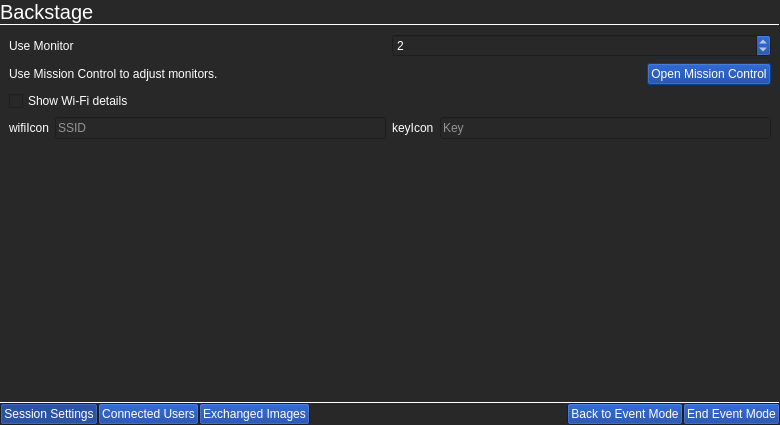
Before: the Qt Designer form event/eventmodesettings.ui in theCheeseboard/thephoto, drawn with Qt 5.
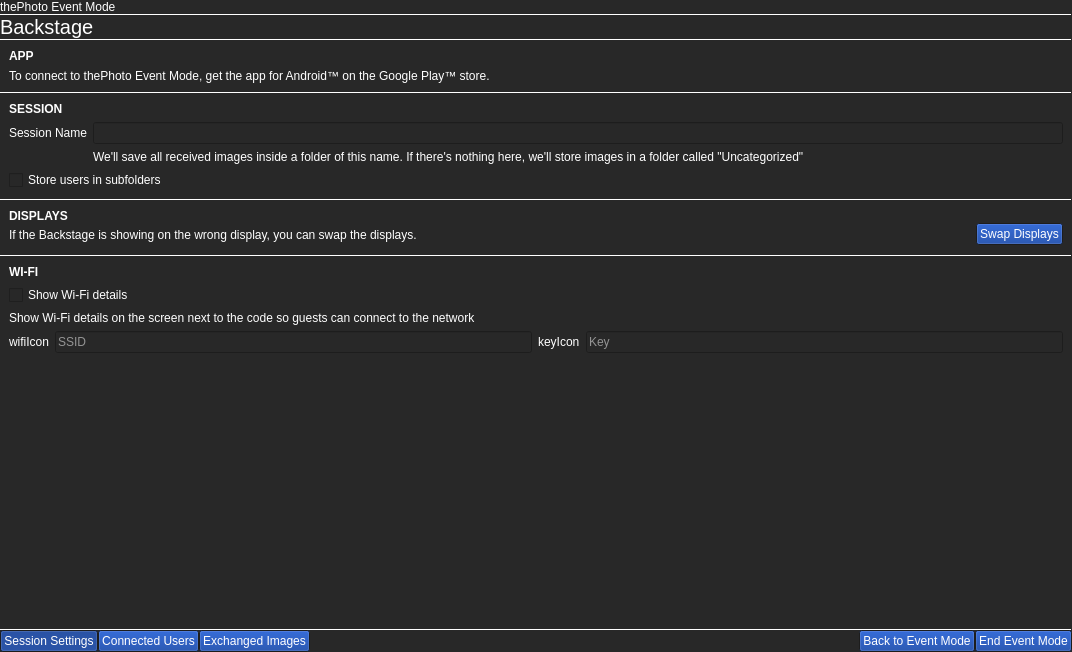
After: the same form once the commit is applied. Icons and pictures are not drawn.

Commit message: Cosmetic updates to Backstage

```diff
--- a/event/eventmodesettings.ui
+++ b/event/eventmodesettings.ui
@@ -6,8 +6,8 @@
    <rect>
     <x>0</x>
     <y>0</y>
-    <width>780</width>
-    <height>425</height>
+    <width>1072</width>
+    <height>652</height>
    </rect>
   </property>
   <property name="palette">
@@ -286,6 +286,29 @@
    <property name="bottomMargin">
     <number>0</number>
    </property>
+   <item>
+    <widget class="QLabel" name="label_10">
+     <property name="text">
+      <string>thePhoto Event Mode</string>
+     </property>
+     <property name="margin">
+      <number>3</number>
+     </property>
+    </widget>
+   </item>
+   <item>
+    <widget class="Line" name="line_5">
+     <property name="maximumSize">
+      <size>
+       <width>16777215</width>
+       <height>1</height>
+      </size>
+     </property>
+     <property name="orientation">
+      <enum>Qt::Horizontal</enum>
+     </property>
+    </widget>
+   </item>
    <item>
     <widget class="QLabel" name="label">
      <property name="font">
@@ -302,7 +325,7 @@
     </widget>
    </item>
    <item>
-    <widget class="Line" name="line">
+    <widget class="Line" name="line_6">
      <property name="maximumSize">
       <size>
        <width>16777215</width>
@@ -320,23 +343,219 @@
       <number>0</number>
      </property>
      <widget class="QWidget" name="page">
+      <layout class="QVBoxLayout" name="verticalLayout_4">
+       <property name="spacing">
+        <number>0</number>
+       </property>
+       <property name="leftMargin">
+        <number>0</number>
+       </property>
+       <property name="topMargin">
+        <number>0</number>
+       </property>
+       <property name="rightMargin">
+        <number>0</number>
+       </property>
+       <property name="bottomMargin">
+        <number>0</number>
+       </property>
+       <item>
+        <layout class="QVBoxLayout" name="verticalLayout_6">
+         <property name="spacing">
+          <number>6</number>
+         </property>
+         <property name="leftMargin">
+          <number>9</number>
+         </property>
+         <property name="topMargin">
+          <number>9</number>
+         </property>
+         <property name="rightMargin">
+          <number>9</number>
+         </property>
+         <property name="bottomMargin">
+          <number>9</number>
+         </property>
+         <item>
+          <widget class="QLabel" name="label_11">
+           <property name="font">
+            <font>
+             <weight>75</weight>
+             <bold>true</bold>
+            </font>
+           </property>
+           <property name="text">
+            <string>APP</string>
+           </property>
+          </widget>
+         </item>
+         <item>
+          <widget class="QLabel" name="label_12">
+           <property name="text">
+            <string>To connect to thePhoto Event Mode, get the app for Android™ on the Google Play™ store.</string>
+           </property>
+          </widget>
+         </item>
+        </layout>
+       </item>
+       <item>
+        <widget class="Line" name="line">
+         <property name="maximumSize">
+          <size>
+           <width>16777215</width>
+           <height>1</height>
+          </size>
+         </property>
+         <property name="orientation">
+          <enum>Qt::Horizontal</enum>
+         </property>
+        </widget>
+       </item>
+       <item>
       <layout class="QGridLayout" name="gridLayout_2">
-       <item row="3" column="3">
-        <widget class="QLineEdit" name="key">
-         <property name="placeholderText">
-          <string>Key</string>
+         <property name="leftMargin">
+          <number>9</number>
          </property>
-        </widget>
-       </item>
-       <item row="3" column="2">
-        <widget class="QLabel" name="keyIcon">
+         <property name="topMargin">
+          <number>9</number>
+         </property>
+         <property name="rightMargin">
+          <number>9</number>
+         </property>
+         <property name="bottomMargin">
+          <number>9</number>
+         </property>
+         <property name="spacing">
+          <number>6</number>
+         </property>
+         <item row="1" column="1">
+          <widget class="QLineEdit" name="sessionNameLineEdit"/>
+         </item>
+         <item row="1" column="0">
+          <widget class="QLabel" name="label_5">
+           <property name="text">
+            <string>Session Name</string>
+           </property>
+          </widget>
+         </item>
+         <item row="3" column="0" colspan="2">
+          <widget class="QCheckBox" name="storeUserSubfolders">
          <property name="text">
-          <string notr="true">keyIcon</string>
+            <string>Store users in subfolders</string>
          </property>
         </widget>
        </item>
-       <item row="0" column="2" colspan="2">
+         <item row="0" column="0" colspan="2">
+          <widget class="QLabel" name="label_2">
+           <property name="font">
+            <font>
+             <weight>75</weight>
+             <bold>true</bold>
+            </font>
+           </property>
+           <property name="text">
+            <string>SESSION</string>
+           </property>
+          </widget>
+         </item>
+         <item row="2" column="1">
+          <widget class="QLabel" name="label_6">
+           <property name="text">
+            <string>We'll save all received images inside a folder of this name. If there's nothing here, we'll store images in a folder called &quot;Uncategorized&quot;</string>
+           </property>
+           <property name="wordWrap">
+            <bool>true</bool>
+           </property>
+          </widget>
+         </item>
+        </layout>
+       </item>
+       <item>
+        <widget class="Line" name="line_3">
+         <property name="maximumSize">
+          <size>
+           <width>16777215</width>
+           <height>1</height>
+          </size>
+         </property>
+         <property name="orientation">
+          <enum>Qt::Horizontal</enum>
+         </property>
+        </widget>
+       </item>
+       <item>
+        <layout class="QVBoxLayout" name="verticalLayout_5">
+         <property name="leftMargin">
+          <number>9</number>
+         </property>
+         <property name="topMargin">
+          <number>9</number>
+         </property>
+         <property name="rightMargin">
+          <number>9</number>
+         </property>
+         <property name="bottomMargin">
+          <number>9</number>
+         </property>
+         <item>
+          <widget class="QLabel" name="label_3">
+           <property name="font">
+            <font>
+             <weight>75</weight>
+             <bold>true</bold>
+            </font>
+           </property>
+           <property name="text">
+            <string>DISPLAYS</string>
+           </property>
+          </widget>
+         </item>
+         <item>
+          <widget class="QStackedWidget" name="displaysSettingStack">
+           <property name="sizePolicy">
+            <sizepolicy hsizetype="Preferred" vsizetype="Maximum">
+             <horstretch>0</horstretch>
+             <verstretch>0</verstretch>
+            </sizepolicy>
+           </property>
+           <property name="currentIndex">
+            <number>3</number>
+           </property>
+           <widget class="QWidget" name="page_4">
+            <layout class="QHBoxLayout" name="horizontalLayout_4">
+             <property name="leftMargin">
+              <number>0</number>
+             </property>
+             <property name="topMargin">
+              <number>0</number>
+             </property>
+             <property name="rightMargin">
+              <number>0</number>
+             </property>
+             <property name="bottomMargin">
+              <number>0</number>
+             </property>
+             <item>
+              <widget class="QLabel" name="useMonitorLabel">
+               <property name="sizePolicy">
+                <sizepolicy hsizetype="Preferred" vsizetype="Preferred">
+                 <horstretch>0</horstretch>
+                 <verstretch>0</verstretch>
+                </sizepolicy>
+               </property>
+               <property name="text">
+                <string>Use Monitor</string>
+               </property>
+              </widget>
+             </item>
+             <item>
         <widget class="QSpinBox" name="monitorNumber">
+               <property name="sizePolicy">
+                <sizepolicy hsizetype="Expanding" vsizetype="Fixed">
+                 <horstretch>0</horstretch>
+                 <verstretch>0</verstretch>
+                </sizepolicy>
+               </property>
          <property name="buttonSymbols">
           <enum>QAbstractSpinBox::UpDownArrows</enum>
          </property>
@@ -348,33 +567,150 @@
          </property>
         </widget>
        </item>
-       <item row="0" column="0" colspan="2">
-        <widget class="QLabel" name="useMonitorLabel">
+            </layout>
+           </widget>
+           <widget class="QWidget" name="page_5">
+            <layout class="QHBoxLayout" name="horizontalLayout_3">
+             <property name="spacing">
+              <number>0</number>
+             </property>
+             <property name="leftMargin">
+              <number>0</number>
+             </property>
+             <property name="topMargin">
+              <number>0</number>
+             </property>
+             <property name="rightMargin">
+              <number>0</number>
+             </property>
+             <property name="bottomMargin">
+              <number>0</number>
+             </property>
+             <item>
+              <widget class="QLabel" name="useMissionControlLabel">
+               <property name="sizePolicy">
+                <sizepolicy hsizetype="Expanding" vsizetype="Preferred">
+                 <horstretch>0</horstretch>
+                 <verstretch>0</verstretch>
+                </sizepolicy>
+               </property>
          <property name="text">
-          <string>Use Monitor</string>
+                <string>Use Mission Control to adjust monitors.</string>
          </property>
         </widget>
        </item>
-       <item row="2" column="0" colspan="4">
+             <item>
+              <widget class="QPushButton" name="openMissionControl">
+               <property name="text">
+                <string>Open Mission Control</string>
+               </property>
+              </widget>
+             </item>
+            </layout>
+           </widget>
+           <widget class="QWidget" name="page_6">
+            <layout class="QHBoxLayout" name="horizontalLayout_2">
+             <property name="leftMargin">
+              <number>0</number>
+             </property>
+             <property name="topMargin">
+              <number>0</number>
+             </property>
+             <property name="rightMargin">
+              <number>0</number>
+             </property>
+             <property name="bottomMargin">
+              <number>0</number>
+             </property>
+             <item>
+              <widget class="QLabel" name="label_8">
+               <property name="text">
+                <string>There's only one display on this computer.</string>
+               </property>
+              </widget>
+             </item>
+            </layout>
+           </widget>
+           <widget class="QWidget" name="page_7">
+            <layout class="QHBoxLayout" name="horizontalLayout_5">
+             <property name="leftMargin">
+              <number>0</number>
+             </property>
+             <property name="topMargin">
+              <number>0</number>
+             </property>
+             <property name="rightMargin">
+              <number>0</number>
+             </property>
+             <property name="bottomMargin">
+              <number>0</number>
+             </property>
+             <item>
+              <widget class="QLabel" name="label_9">
+               <property name="sizePolicy">
+                <sizepolicy hsizetype="Expanding" vsizetype="Preferred">
+                 <horstretch>0</horstretch>
+                 <verstretch>0</verstretch>
+                </sizepolicy>
+               </property>
+               <property name="text">
+                <string>If the Backstage is showing on the wrong display, you can swap the displays.</string>
+               </property>
+              </widget>
+             </item>
+             <item>
+              <widget class="QPushButton" name="swapDisplayButton">
+               <property name="text">
+                <string>Swap Displays</string>
+               </property>
+               <property name="icon">
+                <iconset theme="view-refresh"/>
+               </property>
+              </widget>
+             </item>
+            </layout>
+           </widget>
+          </widget>
+         </item>
+        </layout>
+       </item>
+       <item>
+        <widget class="Line" name="line_4">
+         <property name="maximumSize">
+          <size>
+           <width>16777215</width>
+           <height>1</height>
+          </size>
+         </property>
+         <property name="orientation">
+          <enum>Qt::Horizontal</enum>
+         </property>
+        </widget>
+       </item>
+       <item>
+        <layout class="QGridLayout" name="gridLayout_4">
+         <property name="leftMargin">
+          <number>9</number>
+         </property>
+         <property name="topMargin">
+          <number>9</number>
+         </property>
+         <property name="rightMargin">
+          <number>9</number>
+         </property>
+         <property name="bottomMargin">
+          <number>9</number>
+         </property>
+         <property name="spacing">
+          <number>6</number>
+         </property>
+         <item row="1" column="0" colspan="4">
         <widget class="QCheckBox" name="showWifiDetails">
          <property name="text">
           <string>Show Wi-Fi details</string>
          </property>
         </widget>
        </item>
-       <item row="4" column="0">
-        <spacer name="verticalSpacer">
-         <property name="orientation">
-          <enum>Qt::Vertical</enum>
-         </property>
-         <property name="sizeHint" stdset="0">
-          <size>
-           <width>20</width>
-           <height>40</height>
-          </size>
-         </property>
-        </spacer>
-       </item>
        <item row="3" column="1">
         <widget class="QLineEdit" name="ssid">
          <property name="placeholderText">
@@ -395,30 +731,58 @@
          </property>
         </widget>
        </item>
-       <item row="1" column="0" colspan="4">
-        <layout class="QHBoxLayout" name="horizontalLayout_2">
-         <item>
-          <widget class="QLabel" name="useMissionControlLabel">
-           <property name="sizePolicy">
-            <sizepolicy hsizetype="Expanding" vsizetype="Preferred">
-             <horstretch>0</horstretch>
-             <verstretch>0</verstretch>
-            </sizepolicy>
+         <item row="3" column="3">
+          <widget class="QLineEdit" name="key">
+           <property name="placeholderText">
+            <string>Key</string>
            </property>
+          </widget>
+         </item>
+         <item row="0" column="0" colspan="4">
+          <widget class="QLabel" name="label_4">
+           <property name="font">
+            <font>
+             <weight>75</weight>
+             <bold>true</bold>
+            </font>
+           </property>
            <property name="text">
-            <string>Use Mission Control to adjust monitors.</string>
+            <string>WI-FI</string>
            </property>
           </widget>
          </item>
-         <item>
-          <widget class="QPushButton" name="openMissionControl">
+         <item row="3" column="2">
+          <widget class="QLabel" name="keyIcon">
            <property name="text">
-            <string>Open Mission Control</string>
+            <string notr="true">keyIcon</string>
+           </property>
+          </widget>
+         </item>
+         <item row="2" column="0" colspan="4">
+          <widget class="QLabel" name="label_7">
+           <property name="text">
+            <string>Show Wi-Fi details on the screen next to the code so guests can connect to the network</string>
+           </property>
+           <property name="wordWrap">
+            <bool>true</bool>
            </property>
           </widget>
          </item>
         </layout>
        </item>
+       <item>
+        <spacer name="verticalSpacer">
+         <property name="orientation">
+          <enum>Qt::Vertical</enum>
+         </property>
+         <property name="sizeHint" stdset="0">
+          <size>
+           <width>20</width>
+           <height>40</height>
+          </size>
+         </property>
+        </spacer>
+       </item>
       </layout>
      </widget>
      <widget class="QWidget" name="page_2">
@@ -438,6 +802,32 @@
        <property name="bottomMargin">
         <number>0</number>
        </property>
+       <item>
+        <widget class="QLabel" name="label_13">
+         <property name="text">
+          <string>Here are all the users currently connected to your computer.</string>
+         </property>
+         <property name="wordWrap">
+          <bool>true</bool>
+         </property>
+         <property name="margin">
+          <number>9</number>
+         </property>
+        </widget>
+       </item>
+       <item>
+        <widget class="Line" name="line_7">
+         <property name="maximumSize">
+          <size>
+           <width>16777215</width>
+           <height>1</height>
+          </size>
+         </property>
+         <property name="orientation">
+          <enum>Qt::Horizontal</enum>
+         </property>
+        </widget>
+       </item>
        <item>
         <widget class="QListWidget" name="usersList">
          <property name="contextMenuPolicy">
@@ -450,12 +840,38 @@
        </item>
       </layout>
      </widget>
-     <widget class="QWidget" name="page_3"/>
-    </widget>
-   </item>
+     <widget class="QWidget" name="page_3">
+      <layout class="QVBoxLayout" name="verticalLayout_3">
+       <property name="leftMargin">
+        <number>0</number>
+       </property>
+       <property name="topMargin">
+        <number>0</number>
+       </property>
+       <property name="rightMargin">
+        <number>0</number>
+       </property>
+       <property name="bottomMargin">
+        <number>0</number>
+       </property>
+       <item>
+        <widget class="QListWidget" name="imagesReceivedWidget">
+         <property name="frameShape">
+          <enum>QFrame::NoFrame</enum>
+         </property>
+         <property name="movement">
+          <enum>QListView::Static</enum>
+         </property>
+         <property name="viewMode">
+          <enum>QListView::IconMode</enum>
+         </property>
+        </widget>
+       </item>
+      </layout>
+     </widget>
+    </widget>
+   </item>
    <item>
-    <layout class="QGridLayout" name="gridLayout">
-     <item row="2" column="0">
       <widget class="Line" name="line_2">
        <property name="maximumSize">
         <size>
@@ -468,8 +884,11 @@
        </property>
       </widget>
      </item>
-    </layout>
-   </item>
+   <item>
+    <layout class="QVBoxLayout" name="verticalLayout_7">
+     <property name="spacing">
+      <number>0</number>
+     </property>
    <item>
     <layout class="QHBoxLayout" name="horizontalLayout">
      <property name="spacing">
@@ -563,6 +982,8 @@
          <normaloff>:/icons/window-close.svg</normaloff>:/icons/window-close.svg</iconset>
        </property>
       </widget>
+       </item>
+      </layout>
      </item>
     </layout>
    </item>
```
Lines whose indentation alone changed are shown as unchanged. The commit also changes 31 other files.
